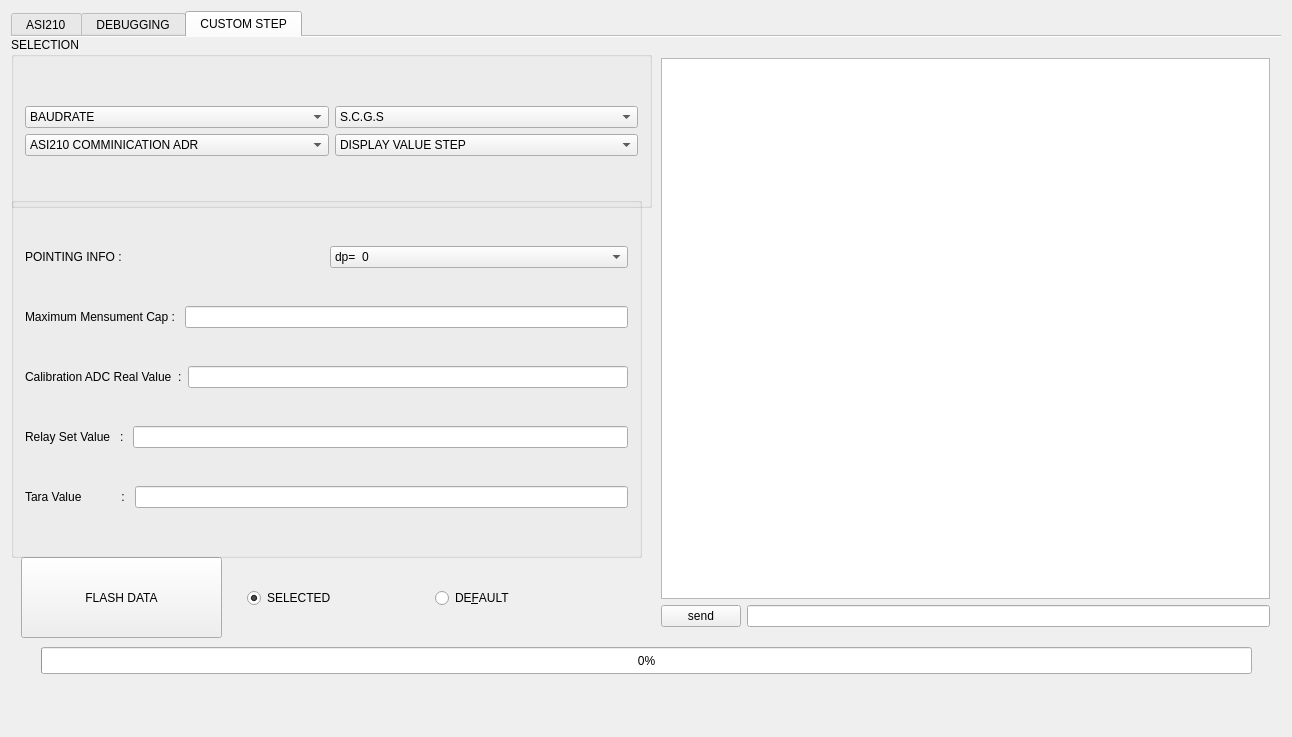
Before: the Qt Designer form mainwindow.ui in atakanakbulut/ASI210, drawn with Qt 5.
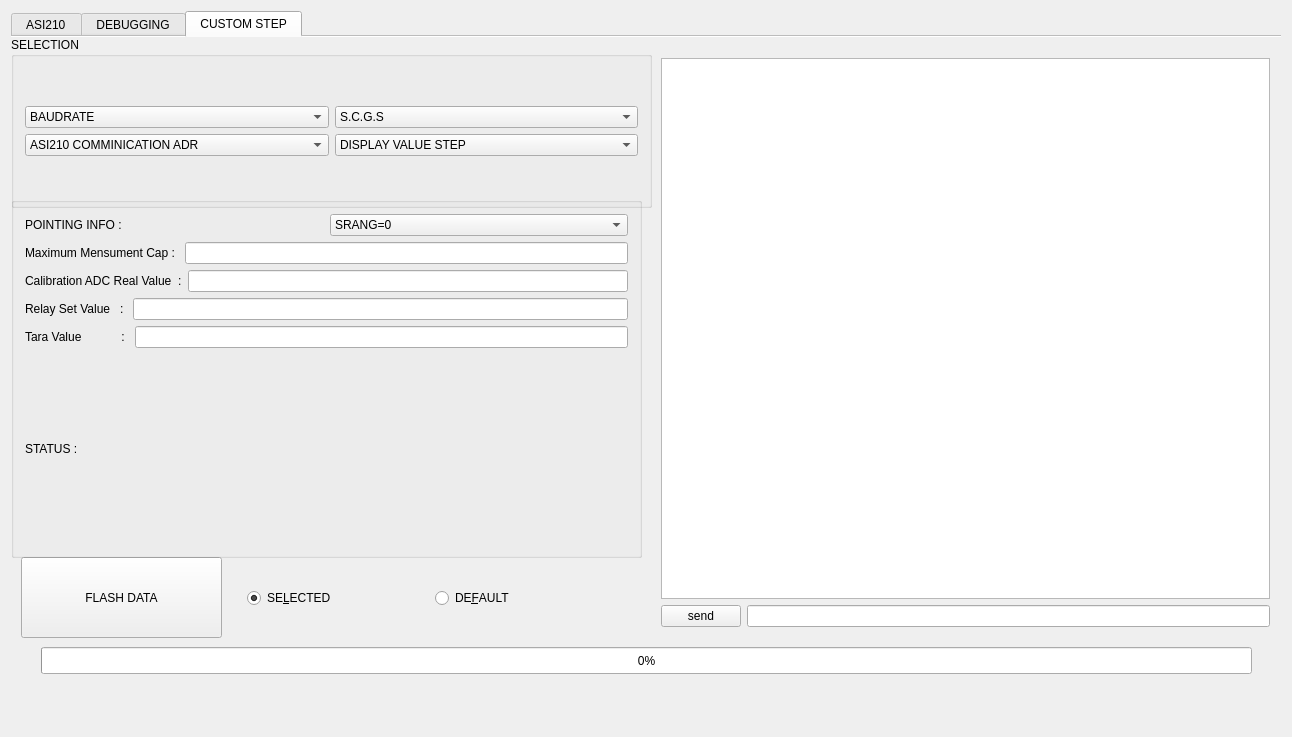
After: the same form once the commit is applied. Icons and pictures are not drawn.

Patch:
```diff
--- a/mainwindow.ui
+++ b/mainwindow.ui
@@ -452,7 +452,7 @@
             <widget class="QComboBox" name="dpinfo">
              <item>
               <property name="text">
-               <string>dp=  0</string>
+               <string>SRANG=0</string>
               </property>
              </item>
              <item>
@@ -530,6 +530,13 @@
            </item>
           </layout>
          </item>
+         <item>
+          <widget class="QLabel" name="status">
+           <property name="text">
+            <string>STATUS : </string>
+           </property>
+          </widget>
+         </item>
         </layout>
         <zorder>dpinfo</zorder>
         <zorder>pointinginfo</zorder>
@@ -609,7 +616,7 @@
          <item row="0" column="0">
           <widget class="QRadioButton" name="radioButton">
            <property name="text">
-            <string>SELECTED</string>
+            <string>SE&amp;LECTED</string>
            </property>
            <property name="iconSize">
             <size>
```
Left out of the diff: 59 changed lines with no effect on the pictures.
